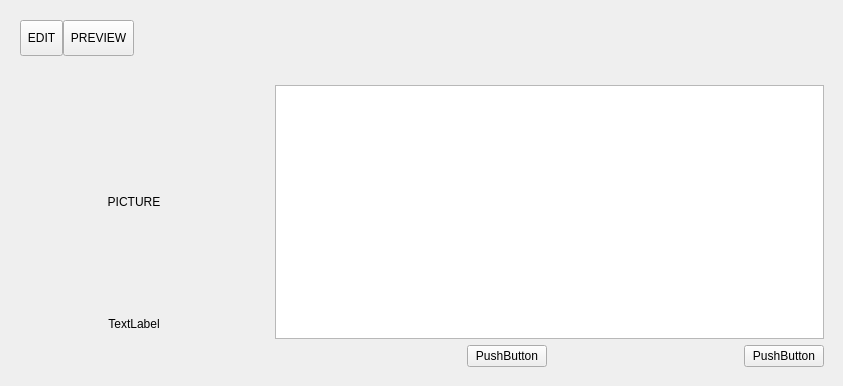
This is src/tribler-gui/tribler_gui/qt_resources/channel_description.ui in Tribler/tribler as Qt 5 draws it before an edit. The edited form follows.
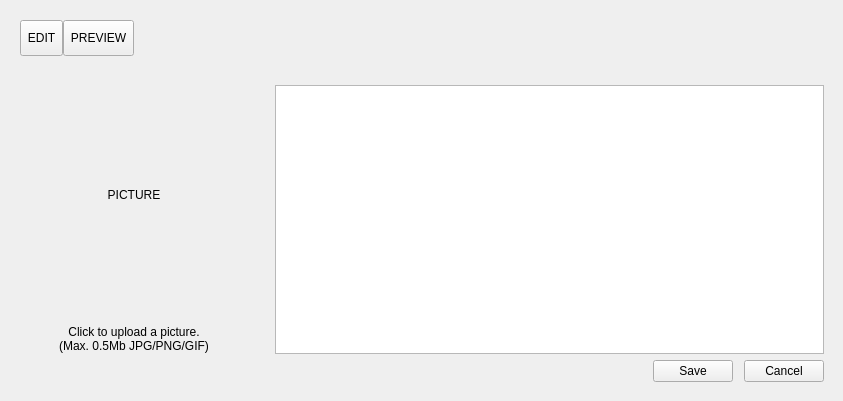
This is the edited form. Icons and pictures are not drawn. Custom widgets are drawn as their Qt base class.

Diff of the .ui file:
```diff
--- a/src/tribler-gui/tribler_gui/qt_resources/channel_description.ui
+++ b/src/tribler-gui/tribler_gui/qt_resources/channel_description.ui
@@ -249,7 +249,7 @@
            <property name="minimumSize">
             <size>
              <width>0</width>
-             <height>20</height>
+             <height>48</height>
             </size>
            </property>
            <property name="maximumSize">
@@ -259,7 +259,8 @@
             </size>
            </property>
            <property name="text">
-            <string>TextLabel</string>
+            <string>Click to upload a picture.
+(Max. 0.5Mb JPG/PNG/GIF)</string>
            </property>
            <property name="alignment">
             <set>Qt::AlignCenter</set>
@@ -291,7 +292,7 @@
            <item>
             <widget class="QPushButton" name="pushButton_5">
              <property name="text">
-              <string>PushButton</string>
+              <string>Save</string>
              </property>
             </widget>
            </item>
@@ -300,9 +301,12 @@
              <property name="orientation">
               <enum>Qt::Horizontal</enum>
              </property>
+             <property name="sizeType">
+              <enum>QSizePolicy::Fixed</enum>
+             </property>
              <property name="sizeHint" stdset="0">
               <size>
-               <width>40</width>
+               <width>5</width>
                <height>20</height>
               </size>
              </property>
@@ -311,7 +315,7 @@
            <item>
             <widget class="QPushButton" name="pushButton_4">
              <property name="text">
-              <string>PushButton</string>
+              <string>Cancel</string>
              </property>
             </widget>
            </item>
```
Left out of the diff: 6 changed lines with no effect on the pictures.
